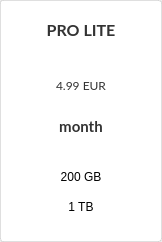
This is src/MEGASync/gui/linux/PlanWidget.ui in meganz/MEGAsync as Qt 5 draws it before an edit. The edited form follows.
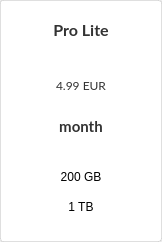
This is the edited form.

```diff
--- a/src/MEGASync/gui/linux/PlanWidget.ui
+++ b/src/MEGASync/gui/linux/PlanWidget.ui
@@ -130,7 +130,7 @@
          <string notr="true">margin-top: -10px;</string>
         </property>
         <property name="text">
-         <string notr="true">PRO LITE</string>
+         <string notr="true">Pro Lite</string>
         </property>
         <property name="alignment">
          <set>Qt::AlignCenter</set>
```
